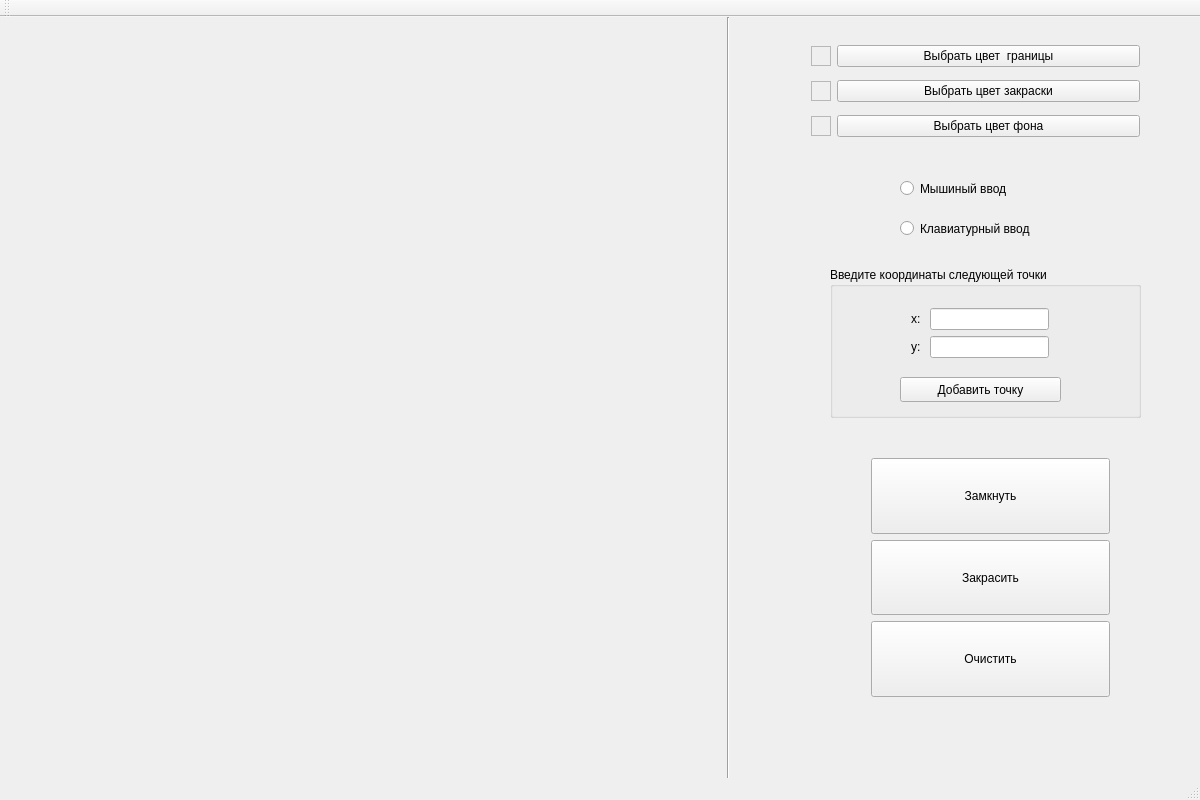
First picture: the form in grafics/graf5/mainwindow.ui, repository ansushina/sem4, before the edit.
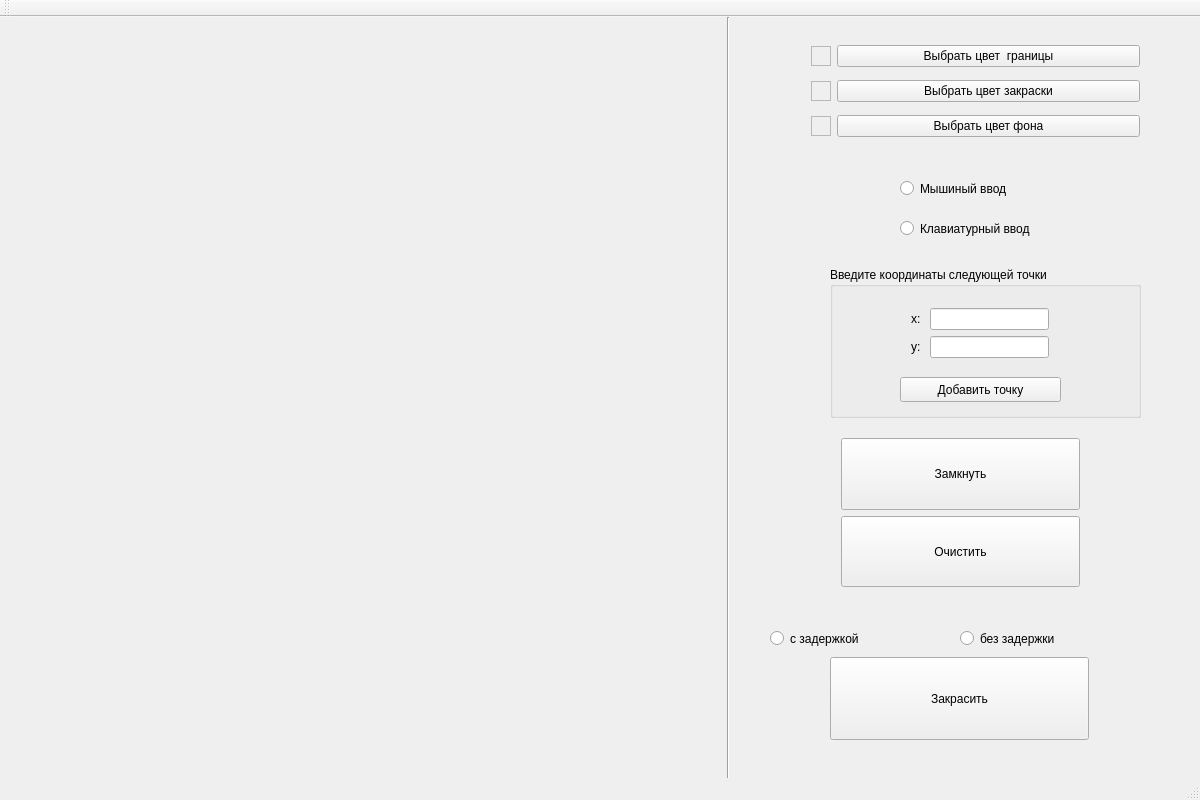
Second picture: the form after the edit.

The edit to the form file:
```diff
--- a/grafics/graf5/mainwindow.ui
+++ b/grafics/graf5/mainwindow.ui
@@ -226,10 +226,10 @@
    <widget class="QWidget" name="verticalLayoutWidget">
     <property name="geometry">
      <rect>
-      <x>860</x>
-      <y>430</y>
+      <x>830</x>
+      <y>410</y>
       <width>261</width>
-      <height>261</height>
+      <height>171</height>
      </rect>
     </property>
     <layout class="QVBoxLayout" name="verticalLayout">
@@ -246,19 +246,6 @@
        </property>
       </widget>
      </item>
-     <item>
-      <widget class="QPushButton" name="main_button">
-       <property name="sizePolicy">
-        <sizepolicy hsizetype="Minimum" vsizetype="Preferred">
-         <horstretch>0</horstretch>
-         <verstretch>0</verstretch>
-        </sizepolicy>
-       </property>
-       <property name="text">
-        <string>Закрасить</string>
-       </property>
-      </widget>
-     </item>
      <item>
       <widget class="QPushButton" name="clear_button">
        <property name="sizePolicy">
@@ -274,6 +261,57 @@
      </item>
     </layout>
    </widget>
+   <widget class="QPushButton" name="main_button">
+    <property name="geometry">
+     <rect>
+      <x>830</x>
+      <y>640</y>
+      <width>259</width>
+      <height>83</height>
+     </rect>
+    </property>
+    <property name="sizePolicy">
+     <sizepolicy hsizetype="Minimum" vsizetype="Preferred">
+      <horstretch>0</horstretch>
+      <verstretch>0</verstretch>
+     </sizepolicy>
+    </property>
+    <property name="text">
+     <string>Закрасить</string>
+    </property>
+   </widget>
+   <widget class="QRadioButton" name="slow_Button">
+    <property name="geometry">
+     <rect>
+      <x>770</x>
+      <y>610</y>
+      <width>181</width>
+      <height>23</height>
+     </rect>
+    </property>
+    <property name="text">
+     <string>с задержкой</string>
+    </property>
+    <attribute name="buttonGroup">
+     <string notr="true">buttonGroup</string>
+    </attribute>
+   </widget>
+   <widget class="QRadioButton" name="fast_button">
+    <property name="geometry">
+     <rect>
+      <x>960</x>
+      <y>610</y>
+      <width>151</width>
+      <height>23</height>
+     </rect>
+    </property>
+    <property name="text">
+     <string>без задержки</string>
+    </property>
+    <attribute name="buttonGroup">
+     <string notr="true">buttonGroup</string>
+    </attribute>
+   </widget>
   </widget>
   <widget class="QMenuBar" name="menuBar">
    <property name="geometry">
```
Left out of the diff: 3 changed lines with no effect on the pictures.
